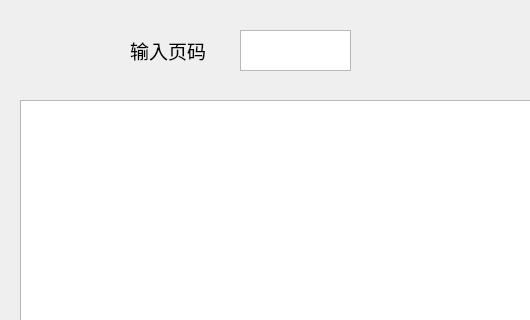
Before: the Qt Designer form find_page.ui in CuteWans/NovelSpider, drawn with Qt 5; both pictures show x 0 to 530 and y 0 to 320 of the 711 by 1136 pixel window.
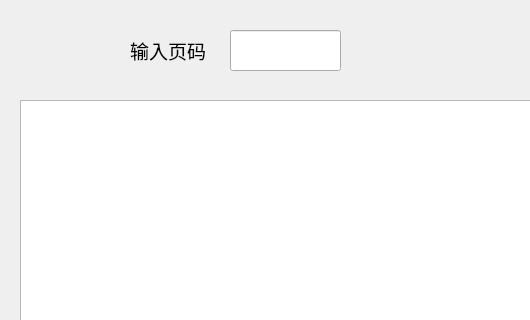
After: the same form once the commit is applied. Icons and pictures are not drawn.

Diff of the .ui file:
```diff
--- a/find_page.ui
+++ b/find_page.ui
@@ -33,25 +33,6 @@
 </string>
     </property>
    </widget>
-   <widget class="QTextEdit" name="textEdit">
-    <property name="geometry">
-     <rect>
-      <x>240</x>
-      <y>30</y>
-      <width>111</width>
-      <height>41</height>
-     </rect>
-    </property>
-    <property name="font">
-     <font>
-      <pointsize>16</pointsize>
-     </font>
-    </property>
-    <property name="styleSheet">
-     <string notr="true">
-background-image:url(&quot;&quot;);</string>
-    </property>
-   </widget>
    <widget class="QLabel" name="label">
     <property name="geometry">
      <rect>
@@ -177,6 +158,19 @@
      <string/>
     </property>
    </widget>
+   <widget class="QLineEdit" name="textEdit">
+    <property name="geometry">
+     <rect>
+      <x>230</x>
+      <y>30</y>
+      <width>111</width>
+      <height>41</height>
+     </rect>
+    </property>
+    <property name="styleSheet">
+     <string notr="true">background-image:url(&quot;&quot;)</string>
+    </property>
+   </widget>
   </widget>
   <widget class="QStatusBar" name="statusbar"/>
  </widget>
```
